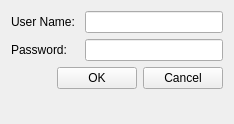
The window that 04_WindowAndDialog/formwindow.ui (sadovskiy/QtExamplesForAProgrammingCourse) describes before a commit, drawn with Qt 5.
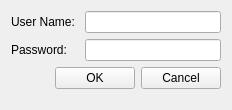
The same window after the commit.

```diff
--- a/04_WindowAndDialog/formwindow.ui
+++ b/04_WindowAndDialog/formwindow.ui
@@ -7,8 +7,8 @@
    <rect>
     <x>0</x>
     <y>0</y>
-    <width>234</width>
-    <height>124</height>
+    <width>232</width>
+    <height>110</height>
    </rect>
   </property>
   <property name="windowTitle">
```
